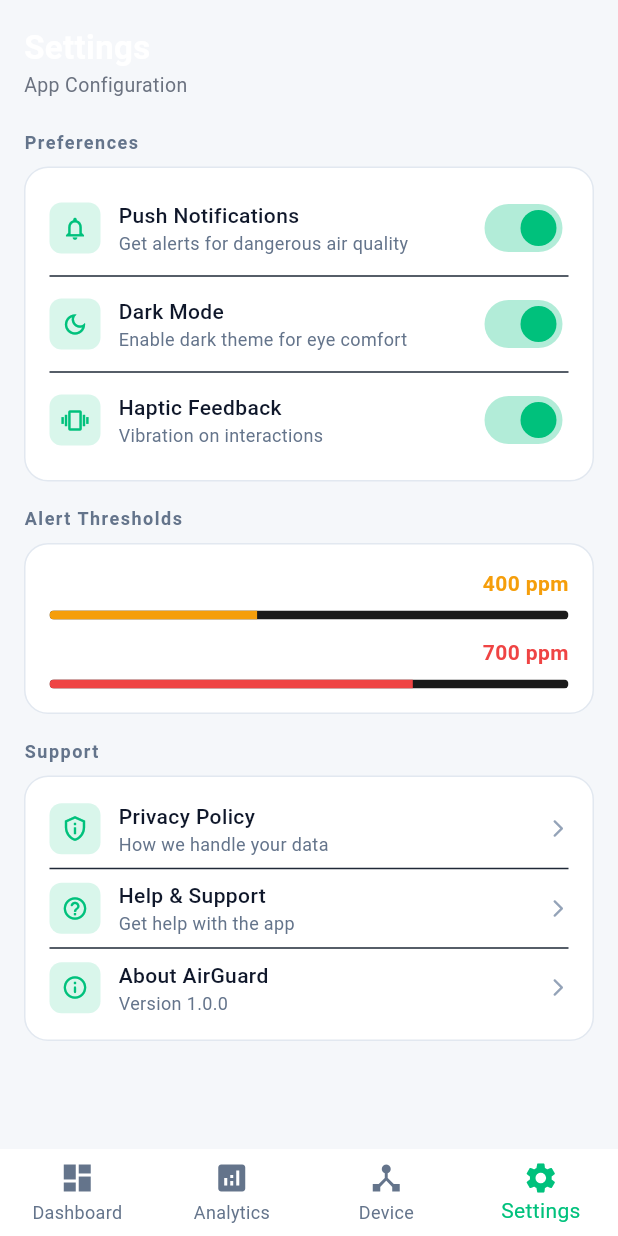
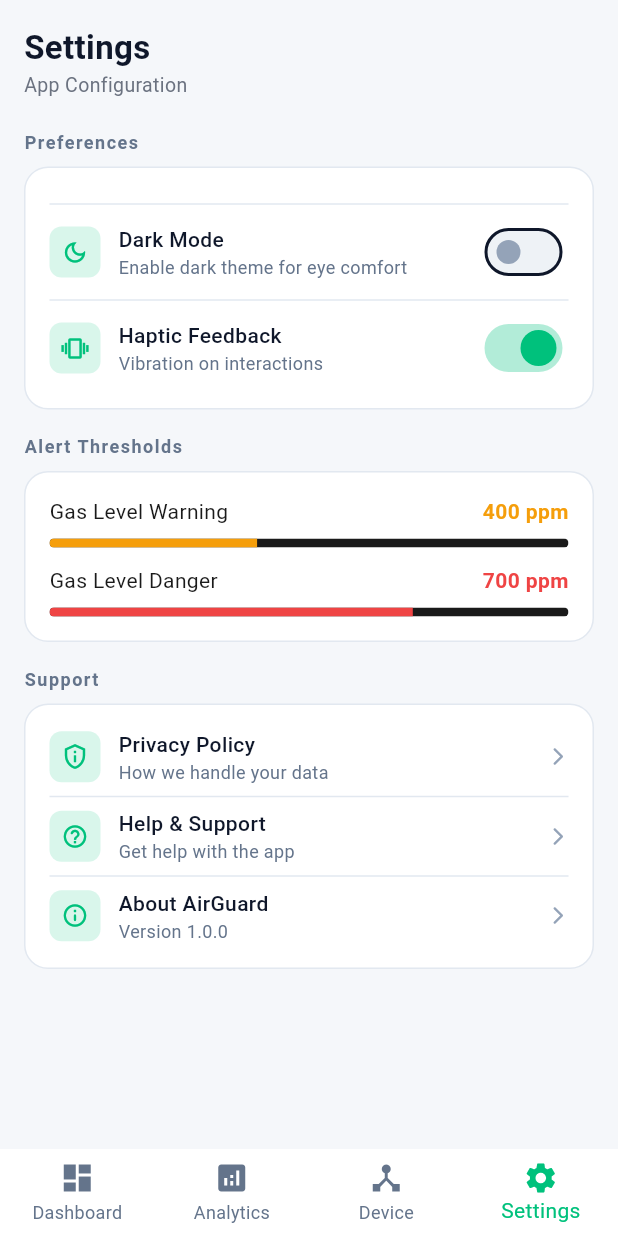
Before and after one commit to yousefemadkhazbak183/air_quality_app, a Flutter app: the screen it shows after launch, item 4 of the bottom bar chosen, on a phone screen of 412 x 824 dp. Run offline on Flutter 3.47's test engine with Material 3 defaults, Android fonts, the phone set to English and light mode, and no system bars; our stand-ins replace equatable, fl_chart, flutter_bloc, fpdart, get_it, go_router and 1 more; accounts and stored records are empty; network calls fail.

Commit message:
feat: add dark/light mode toggle and push notifications
- Add ThemeCubit for theme state management
- Connect Dark Mode toggle in Settings to ThemeCubit
- Register ThemeCubit in injection_container

```diff
--- a/lib/injection_container.dart
+++ b/lib/injection_container.dart
@@ -1,6 +1,7 @@
 import 'package:air_high_quality_app/domain/useCases/fetch_and_sync_use_case.dart';
 import 'package:air_high_quality_app/domain/useCases/get_readings_stream_use_case.dart';
 import 'package:air_high_quality_app/presentation/bloc/sensor_data_cubit.dart';
+import 'package:air_high_quality_app/presentation/bloc/theme_cubit.dart';
 import 'package:get_it/get_it.dart';
 import 'package:http/http.dart' as http;
 import 'package:supabase_flutter/supabase_flutter.dart';
@@ -54,4 +55,6 @@ Future<void> setupInjection() async {
       getReadingsStream: sl<GetReadingsStreamUseCase>(),
     ),
   );
+  // في آخر الـ Cubits
+  sl.registerLazySingleton<ThemeCubit>(ThemeCubit.new);
 }
--- a/lib/main.dart
+++ b/lib/main.dart
@@ -1,4 +1,5 @@
 import 'package:air_high_quality_app/presentation/bloc/sensor_data_cubit.dart';
+import 'package:air_high_quality_app/presentation/bloc/theme_cubit.dart';
 import 'package:flutter/material.dart';
 import 'package:flutter/services.dart';
 import 'package:flutter_bloc/flutter_bloc.dart';
@@ -11,11 +12,7 @@ Future<void> main() async {
   WidgetsFlutterBinding.ensureInitialized();
 
   SystemChrome.setSystemUIOverlayStyle(
-    const SystemUiOverlayStyle(
-      statusBarColor: Colors.transparent,
-      statusBarIconBrightness: Brightness.dark,
-      systemNavigationBarColor: Color(0xFFF5F7FA),
-    ),
+    const SystemUiOverlayStyle(statusBarColor: Colors.transparent),
   );
 
   await setupInjection();
@@ -27,15 +24,22 @@ class AirQualityApp extends StatelessWidget {
 
   @override
   Widget build(BuildContext context) {
-    return BlocProvider<SensorDataCubit>(
-      create: (_) => sl<SensorDataCubit>(),
-      child: MaterialApp.router(
-        title: 'AirGuard',
-        debugShowCheckedModeBanner: false,
-        theme: AppTheme.light,
-        darkTheme: AppTheme.dark,
-        themeMode: ThemeMode.light,
-        routerConfig: AppRouter.router,
+    return MultiBlocProvider(
+      providers: [
+        BlocProvider<SensorDataCubit>(create: (_) => sl<SensorDataCubit>()),
+        BlocProvider<ThemeCubit>(create: (_) => sl<ThemeCubit>()),
+      ],
+      child: BlocBuilder<ThemeCubit, ThemeMode>(
+        builder: (context, themeMode) {
+          return MaterialApp.router(
+            title: 'AirGuard',
+            debugShowCheckedModeBanner: false,
+            theme: AppTheme.light,
+            darkTheme: AppTheme.dark,
+            themeMode: themeMode,
+            routerConfig: AppRouter.router,
+          );
+        },
       ),
     );
   }
--- a/lib/presentation/bloc/sensor_data_state.dart
+++ b/lib/presentation/bloc/sensor_data_state.dart
@@ -18,13 +18,18 @@ final class SensorDataLoading extends SensorDataState {
 }
 
 final class SensorDataUpdated extends SensorDataState {
-  const SensorDataUpdated({required this.reading, required this.history});
+  const SensorDataUpdated({
+    required this.reading,
+    required this.history,
+    this.isEsp8266Connected = false,
+  });
 
   final SensorReading reading;
   final List<SensorReading> history;
+  final bool isEsp8266Connected;
 
   @override
-  List<Object?> get props => [reading, history];
+  List<Object?> get props => [reading, history, isEsp8266Connected];
 }
 
 final class SensorDataError extends SensorDataState {
--- /dev/null
+++ b/lib/presentation/bloc/theme_cubit.dart
@@ -0,0 +1,12 @@
+import 'package:flutter/material.dart';
+import 'package:flutter_bloc/flutter_bloc.dart';
+
+final class ThemeCubit extends Cubit<ThemeMode> {
+  ThemeCubit() : super(ThemeMode.light);
+
+  void toggleTheme() {
+    emit(state == ThemeMode.light ? ThemeMode.dark : ThemeMode.light);
+  }
+
+  bool get isDarkMode => state == ThemeMode.dark;
+}
--- a/lib/presentation/screens/dashboard/dashboard_screen.dart
+++ b/lib/presentation/screens/dashboard/dashboard_screen.dart
@@ -3,7 +3,6 @@ import 'package:air_high_quality_app/presentation/bloc/sensor_data_state.dart';
 import 'package:flutter/material.dart';
 import 'package:flutter_bloc/flutter_bloc.dart';
 
-import '../../../core/theme/app_colors.dart';
 import '../../widgets/dashboard_body.dart';
 import '../../widgets/error_view.dart';
 import '../../widgets/loading_view.dart';
--- a/lib/presentation/screens/settings/settings_screen.dart
+++ b/lib/presentation/screens/settings/settings_screen.dart
@@ -1,4 +1,7 @@
+import 'package:air_high_quality_app/core/extension/theme_extension.dart';
+import 'package:air_high_quality_app/presentation/bloc/theme_cubit.dart';
 import 'package:flutter/material.dart';
+import 'package:flutter_bloc/flutter_bloc.dart';
 
 import '../../../core/constants/app_constants.dart';
 import '../../../core/theme/app_colors.dart';
@@ -17,12 +20,12 @@ class SettingsScreen extends StatefulWidget {
 }
 
 class _SettingsScreenState extends State<SettingsScreen> {
-  bool _pushNotifications = true;
-  bool _darkMode = true;
   bool _hapticFeedback = true;
 
   @override
   Widget build(BuildContext context) {
+    final isDark = context.read<ThemeCubit>().isDarkMode;
+
     return Scaffold(
       body: SafeArea(
         child: SingleChildScrollView(
@@ -36,22 +39,27 @@ class _SettingsScreenState extends State<SettingsScreen> {
               const SizedBox(height: 8),
               SettingsCard(
                 children: [
-                  ToggleTile(
-                    icon: Icons.notifications_outlined,
-                    title: 'Push Notifications',
-                    subtitle: 'Get alerts for dangerous air quality',
-                    value: _pushNotifications,
-                    onChanged: (v) => setState(() => _pushNotifications = v),
-                  ),
-                  const Divider(color: AppColors.divider),
+                  // ToggleTile(
+                  //   icon: Icons.notifications_outlined,
+                  //   title: 'Push Notifications',
+                  //   subtitle: 'Get alerts for dangerous air quality',
+                  //   value: _pushNotifications,
+                  //   onChanged: (v) {
+                  //     setState(() => _pushNotifications = v);
+                  //     context.read<SensorDataCubit>().setNotificationsEnabled(
+                  //       v,
+                  //     );
+                  //   },
+                  // ),
+                  Divider(color: context.dividerColor),
                   ToggleTile(
                     icon: Icons.dark_mode_outlined,
                     title: 'Dark Mode',
                     subtitle: 'Enable dark theme for eye comfort',
-                    value: _darkMode,
-                    onChanged: (v) => setState(() => _darkMode = v),
+                    value: isDark,
+                    onChanged: (_) => context.read<ThemeCubit>().toggleTheme(),
                   ),
-                  const Divider(color: AppColors.divider),
+                  Divider(color: context.dividerColor),
                   ToggleTile(
                     icon: Icons.vibration_outlined,
                     title: 'Haptic Feedback',
@@ -91,13 +99,13 @@ class _SettingsScreenState extends State<SettingsScreen> {
                     title: 'Privacy Policy',
                     subtitle: 'How we handle your data',
                   ),
-                  const Divider(color: AppColors.divider),
+                  Divider(color: context.dividerColor),
                   NavigationTile(
                     icon: Icons.help_outline_rounded,
                     title: 'Help & Support',
                     subtitle: 'Get help with the app',
                   ),
-                  const Divider(color: AppColors.divider),
+                  Divider(color: context.dividerColor),
                   NavigationTile(
                     icon: Icons.info_outline_rounded,
                     title: 'About AirGuard',
--- a/lib/presentation/widgets/analytics_header.dart
+++ b/lib/presentation/widgets/analytics_header.dart
@@ -13,7 +13,7 @@ class AnalyticsHeader extends StatelessWidget {
         Text(
           'Analytics',
           style: TextStyle(
-            color: AppColors.textPrimary,
+            color: AppColors.lightTextPrimary,
             fontSize: 22,
             fontWeight: FontWeight.w700,
           ),
--- a/lib/presentation/widgets/device_header.dart
+++ b/lib/presentation/widgets/device_header.dart
@@ -13,7 +13,7 @@ class DeviceHeader extends StatelessWidget {
         Text(
           'Device',
           style: TextStyle(
-            color: AppColors.textPrimary,
+            color: AppColors.lightTextPrimary,
             fontSize: 22,
             fontWeight: FontWeight.w700,
           ),
--- a/lib/presentation/widgets/settings_header.dart
+++ b/lib/presentation/widgets/settings_header.dart
@@ -13,7 +13,7 @@ class SettingsHeader extends StatelessWidget {
         Text(
           'Settings',
           style: TextStyle(
-            color: AppColors.textPrimary,
+            color: AppColors.lightTextPrimary,
             fontSize: 22,
             fontWeight: FontWeight.w700,
           ),
--- a/lib/presentation/widgets/threshold_tile.dart
+++ b/lib/presentation/widgets/threshold_tile.dart
@@ -27,7 +27,7 @@ class ThresholdTile extends StatelessWidget {
             Text(
               label,
               style: const TextStyle(
-                color: AppColors.textPrimary,
+                color: AppColors.surfaceVariant,
                 fontSize: 14,
               ),
             ),
--- a/pubspec.yaml
+++ b/pubspec.yaml
@@ -42,6 +42,7 @@ dependencies:
   get_it: ^9.2.1
   fpdart: ^1.2.0
   supabase_flutter: ^2.12.2
+  flutter_local_notifications: ^21.0.0
 
 dev_dependencies:
   flutter_test:
```
Also changed, not shown: lib/presentation/screens/device/device_screen.dart (+11 -31 lines), lib/presentation/widgets/esp8266_card.dart (+8 -3 lines), pubspec.lock, 3 other files.
